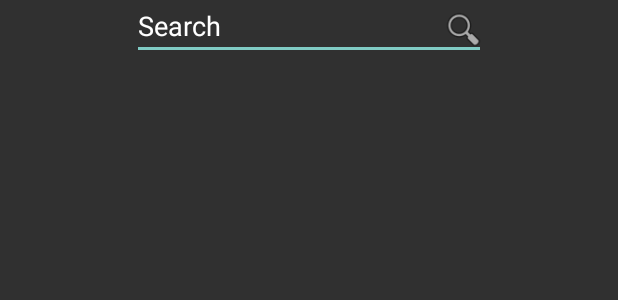
After one commit to pierater/CST495FinalProject-Backend, an Android app: the layout fragment_search_bar.xml on its own in the app's theme, with its tools: preview values and no code run, on a phone screen of 412 x 824 dp. The commit adds this screen. Shown: the top 300 px of the screen. Run offline under Robolectric (Android 15) with nearby library versions, the phone set to English and light mode, and no system bars.

Commit message:
the start of our search bar
Summary: Adding the search bar fragment to the activities that require search capabilited, search functionality to be added soon.

Test Plan: Will be happening

Reviewers: malmaraz, expertReptile, laurachavez1

Differential Revision: http://csumbse.net/D171

```diff
--- a/android/Router/app/src/main/java/edu/csumb/cst438/router/MyRoutes.java
+++ b/android/Router/app/src/main/java/edu/csumb/cst438/router/MyRoutes.java
@@ -5,6 +5,8 @@ import android.os.Bundle;
 
 public class MyRoutes extends AppCompatActivity {
 
+
+
     @Override
     protected void onCreate(Bundle savedInstanceState) {
         super.onCreate(savedInstanceState);
--- /dev/null
+++ b/android/Router/app/src/main/res/layout/fragment_search_bar.xml
@@ -0,0 +1,30 @@
+<FrameLayout xmlns:android="http://schemas.android.com/apk/res/android"
+    xmlns:tools="http://schemas.android.com/tools"
+    android:layout_width="match_parent"
+    android:layout_height="match_parent"
+    tools:context="edu.csumb.cst438.router.SearchBar"
+    android:id="@+id/SearchBar">
+
+    <RelativeLayout
+        android:layout_width="236dp"
+        android:layout_height="wrap_content"
+        android:layout_gravity="center_horizontal">
+        <EditText
+            android:layout_width="250dp"
+            android:layout_height="40dp"
+            android:inputType="text"
+            android:text="Search"
+            android:layout_centerVertical="true"
+            android:ems="8"
+            android:id="@+id/SearchBarEditText" />
+
+        <Button
+            android:layout_width="30dp"
+            android:layout_height="30dp"
+            android:layout_alignRight="@id/SearchBarEditText"
+            android:layout_centerVertical="true"
+            android:id="@+id/searchBarButton"
+            android:background="@android:drawable/ic_menu_search"/>
+    </RelativeLayout>
+
+</FrameLayout>
--- a/android/Router/app/src/main/res/values/strings.xml
+++ b/android/Router/app/src/main/res/values/strings.xml
@@ -6,4 +6,7 @@
     <string name="search_button_text">Searching</string>
     <string name="server_client_id">873525711585-qno80ennfsmavl40fon30lum595e78te.apps.googleusercontent.com</string>
     <string name="title_activity_main">Map</string>
+
+    <!-- TODO: Remove or change this placeholder text -->
+    <string name="hello_blank_fragment">Hello blank fragment</string>
 </resources>
```
Also changed, not shown: android/Router/app/src/main/java/edu/csumb/cst438/router/SearchBar.java (added, +35 -0 lines), android/Router/app/src/main/res/layout/activity_friends.xml (+9 -0 lines), android/Router/app/src/main/res/layout/activity_my_routes.xml (+11 -1 lines).
